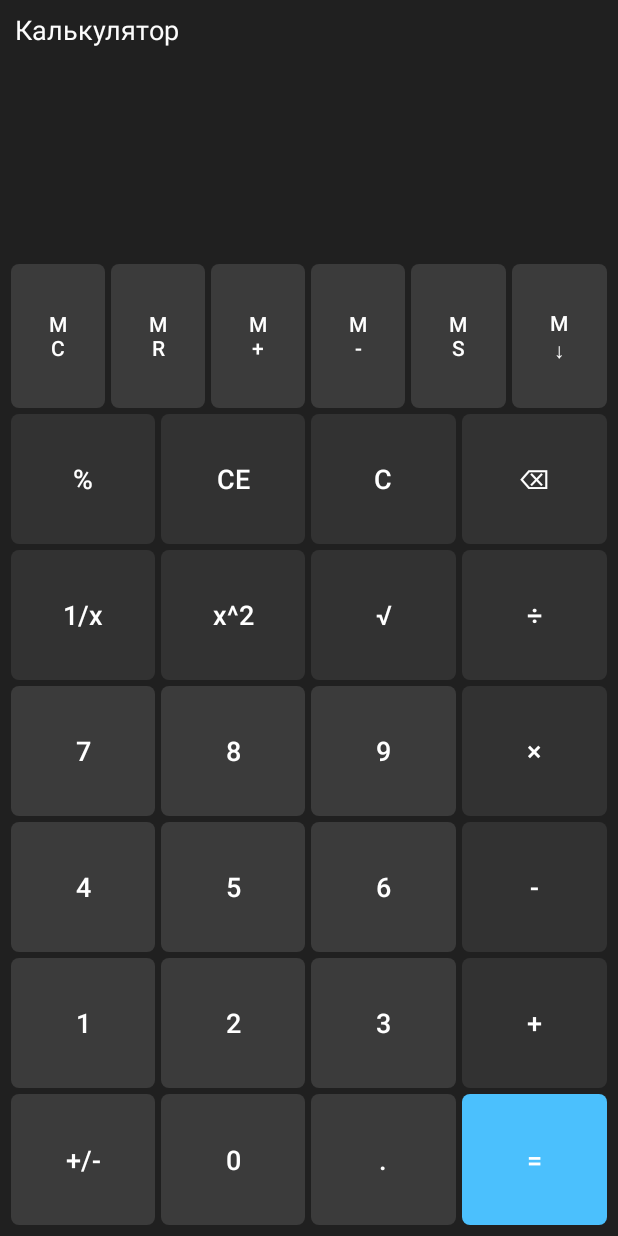
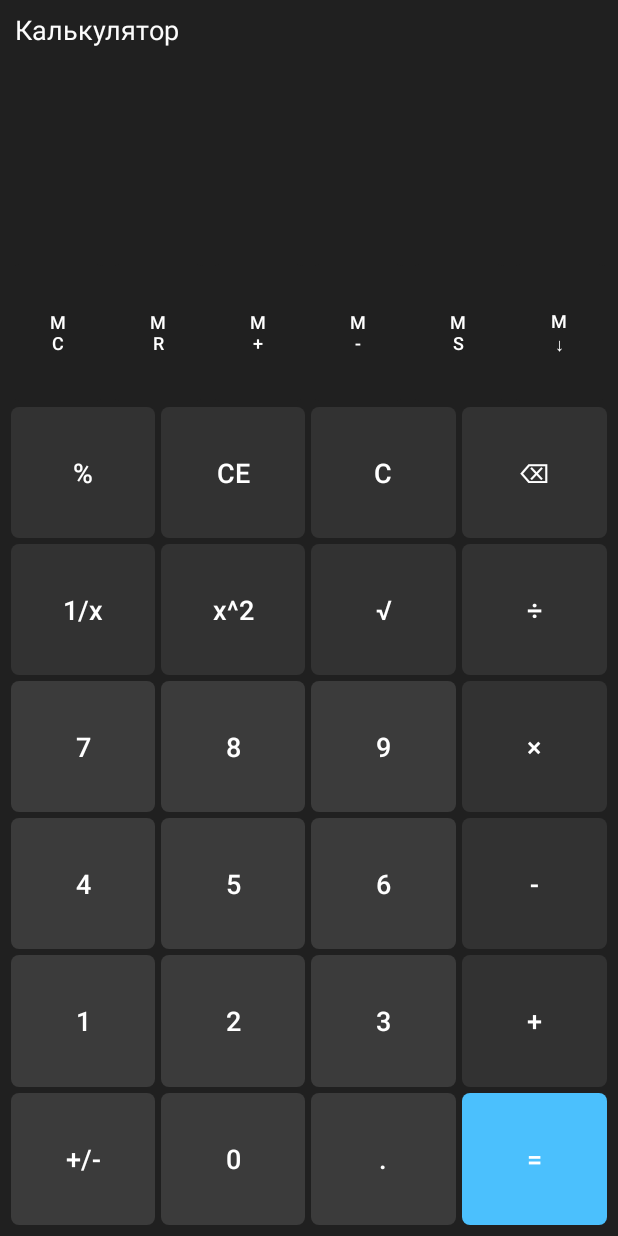
Before and after one commit to lichkun/Android-213, an Android app: the CalcActivity screen opened directly, with no data from a screen before it, on a phone screen of 412 x 824 dp. Run offline under Robolectric (Android 15) with nearby library versions, the phone set to English and light mode, and no system bars.

Commit message:
equal and histoy btns

```diff
--- a/app/src/main/res/drawable/calc_btn_histoty.xml
+++ b/app/src/main/res/drawable/calc_btn_histoty.xml
@@ -1,5 +1,5 @@
 <?xml version="1.0" encoding="utf-8"?>
 <shape xmlns:android="http://schemas.android.com/apk/res/android" android:shape="rectangle">
     <corners android:radius="5dp"/>
-    <solid android:color="@color/calc_btn_digit_bg"/>
+    <solid android:color="@color/calc_btn_history_bg"/>
 </shape>
--- a/app/src/main/res/layout/activity_calc.xml
+++ b/app/src/main/res/layout/activity_calc.xml
@@ -52,34 +52,36 @@
         android:layout_height="match_parent"
         android:layout_margin="5dp"
         android:orientation="vertical">
-        <LinearLayout style="@style/calc_row_btn"
+
+        <LinearLayout
+            style="@style/calc_row_btn"
             android:layout_width="match_parent"
             android:layout_height="wrap_content"
-            android:orientation="horizontal">
+            >
             <Button
                 android:id="@+id/calc_btn_MC"
                 style="@style/calc_btn_history"
-                android:text="@string/calc_btn_MC"/>
+                android:text="@string/calc_btn_MC" />
             <Button
                 android:id="@+id/calc_btn_MR"
                 style="@style/calc_btn_history"
-                android:text="@string/calc_btn_MR"/>
+                android:text="@string/calc_btn_MR" />
             <Button
                 android:id="@+id/calc_btn_C_Mplus"
                 style="@style/calc_btn_history"
-                android:text="@string/calc_btn_Mplus"/>
+                android:text="@string/calc_btn_Mplus" />
             <Button
                 android:id="@+id/calc_btn_Mmin"
                 style="@style/calc_btn_history"
-                android:text="@string/calc_btn_Mmin"/>
+                android:text="@string/calc_btn_Mmin" />
             <Button
                 android:id="@+id/calc_btn_MS"
                 style="@style/calc_btn_history"
-                android:text="@string/calc_btn_MS"/>
+                android:text="@string/calc_btn_MS" />
             <Button
                 android:id="@+id/calc_btn_Mdown"
                 style="@style/calc_btn_history"
-                android:text="@string/calc_btn_Mdown"/>
+                android:text="@string/calc_btn_Mdown" />
         </LinearLayout>
         <LinearLayout style="@style/calc_row_btn"
             android:layout_width="match_parent"
--- a/app/src/main/res/values/styles.xml
+++ b/app/src/main/res/values/styles.xml
@@ -19,7 +19,9 @@
     </style>
     <style name="calc_btn_history" parent="calc_btn">
         <item name="android:background">@drawable/calc_btn_histoty</item>
-        <item name="android:textSize">14sp</item>
+        <item name="android:textSize">12sp</item>
+        <item name="android:textAlignment">center</item>
+        <item name="android:gravity">center</item>
     </style>
 
     <style name="calc_row_btn">
@@ -27,6 +29,7 @@
         <item name="android:layout_weight">1</item>
         <item name="android:layout_height">0dp</item>
         <item name="android:orientation">horizontal</item>
+
     </style>
 </resources><!-- <Button
                 android:layout_width="wrap_content"
```
